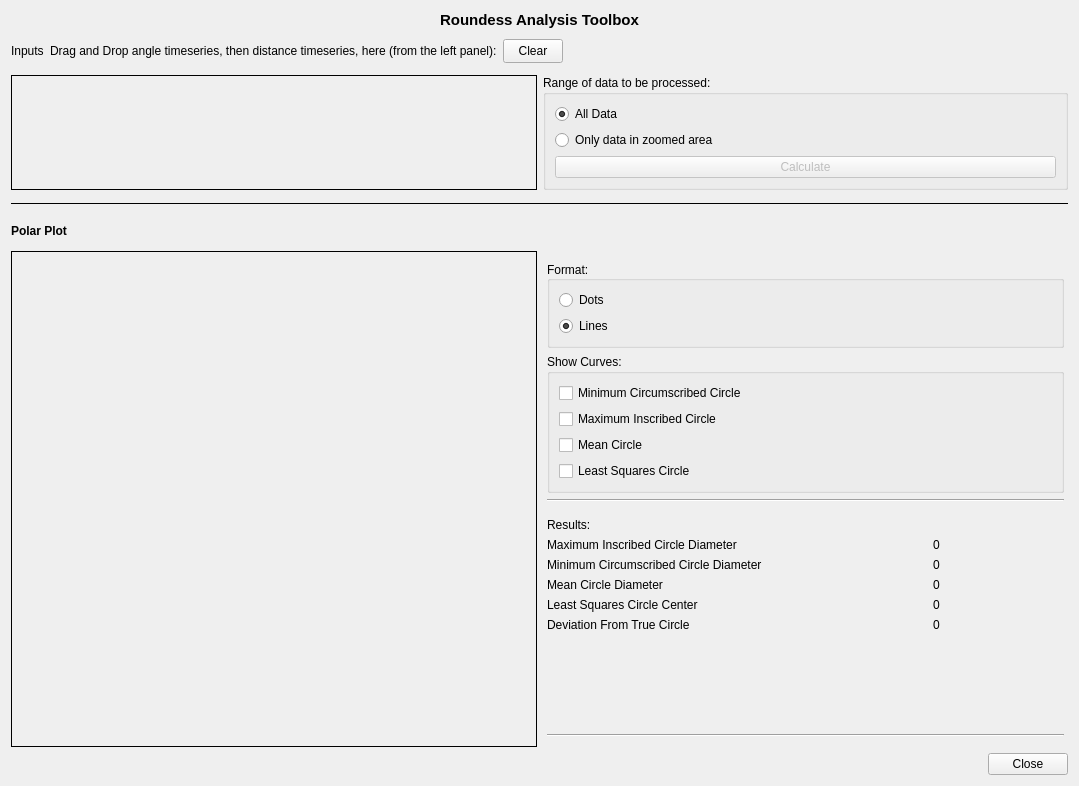
Before: the Qt Designer form src/balyrond-pj-plugins/ToolboxRoundness/toolbox_roundness.ui in zdavkeos/balyrond, drawn with Qt 5.
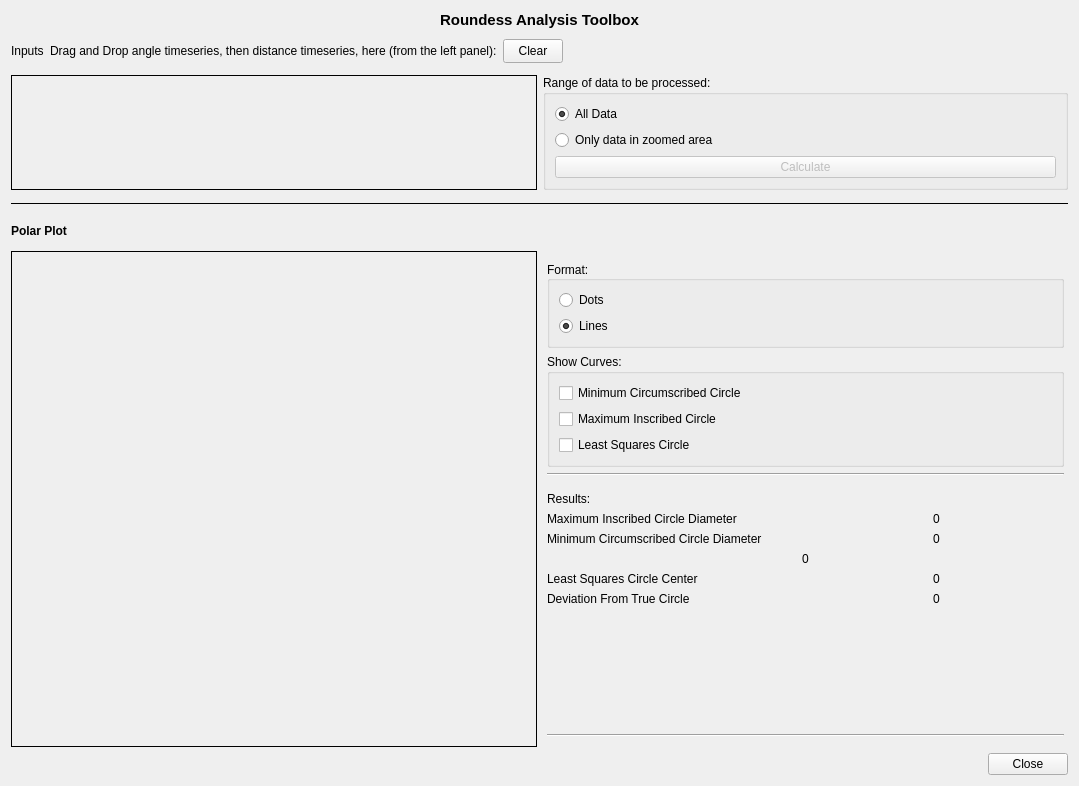
After: the same form once the commit is applied.

Commit message: Sanitize input data

Diff of the .ui file:
```diff
--- a/src/balyrond-pj-plugins/ToolboxRoundness/toolbox_roundness.ui
+++ b/src/balyrond-pj-plugins/ToolboxRoundness/toolbox_roundness.ui
@@ -324,16 +324,6 @@
             </property>
            </widget>
           </item>
-          <item>
-           <widget class="QCheckBox" name="checkBox_mean">
-            <property name="text">
-             <string>Mean Circle</string>
-            </property>
-            <property name="checked">
-             <bool>false</bool>
-            </property>
-           </widget>
-          </item>
           <item>
            <widget class="QCheckBox" name="checkBox_lsc">
             <property name="text">
@@ -428,13 +418,6 @@
            <property name="rightMargin">
             <number>0</number>
            </property>
-           <item>
-            <widget class="QLabel" name="label_10">
-             <property name="text">
-              <string>Mean Circle Diameter</string>
-             </property>
-            </widget>
-           </item>
            <item>
             <widget class="QLabel" name="label_avg">
              <property name="text">
```
The commit also changes 1 other file.
